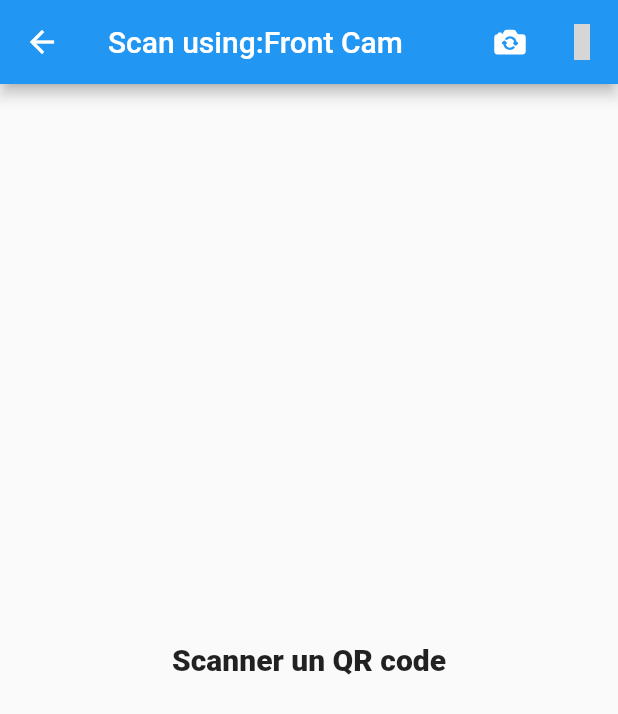
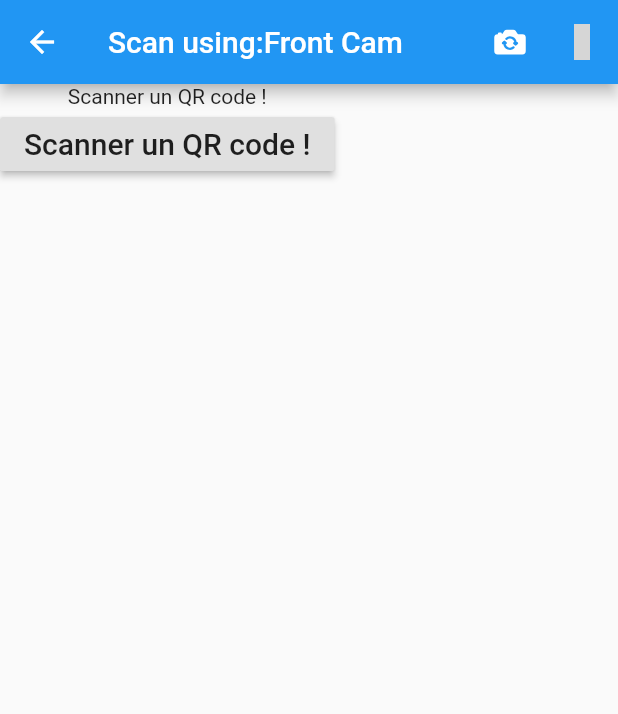
Before and after one commit to Xafree/MSPR_POMME, a Flutter app: the screen it shows after launch, in the side drawer, after a tap on "QR Ccode", on a phone screen of 412 x 824 dp. Shown: the top 714 px of the screen. Run offline on Flutter 3.47's test engine with Material 2 defaults, Android fonts, the phone set to English and light mode, and no system bars; our stand-ins replace flutter_vector_icons; missing offline and left inert: barcode_scan; grey boxes are pictures that could not be loaded.

Commit message:
add button

```diff
--- a/lib/api/api_qr_code.dart
+++ b/lib/api/api_qr_code.dart
@@ -10,7 +10,7 @@ class ApiQrCode {
   static final urlPostOneProduct = 'http://192.168.1.11:8080/product';
   static final urlGetOneProduct = 'http://192.168.1.11:8080/product/';
   HttpClientResponse client;
-  ApiQrCode() {}
+  ApiQrCode();
 
   Future<http.Response> addDataProduct(int codeController,context) async {
 
--- a/lib/view/home.dart
+++ b/lib/view/home.dart
@@ -1,5 +1,3 @@
-import 'dart:async';
-
 import 'package:flutter/cupertino.dart';
 import 'package:flutter/material.dart';
 import '../api/api_qr_code.dart';
@@ -30,7 +28,7 @@ class _HomeState extends State<Home>{
         child:Column(
           crossAxisAlignment: CrossAxisAlignment.center,
           children: [
-              IconButton(icon: Icon(Icons.plus_one), ),
+              IconButton(icon: Icon(Icons.plus_one),onPressed: null, ),
           ],
         ),
       ),
--- a/lib/view/scan.dart
+++ b/lib/view/scan.dart
@@ -15,21 +15,13 @@ class ScanPage extends StatefulWidget {
 class _ScanPageState extends State<ScanPage> {
 
   ApiQrCode qrController = new ApiQrCode();
-  HttpClientResponse client;
   String qrCodeResult = "";
-  ApiQrCode controllerQrCode = new ApiQrCode();
-
+  bool scanValeur = false;
+  ApiQrCode apiQrCode = new ApiQrCode();
   bool backCamera = true;
 
   String PostqrCode(String code,context) {
-    String mess = " ";
-    if(code == null){
-      mess = "Incorrecte QR code";
-    }else{
       qrController.addDataProduct(int.parse(code),context);
-      mess = "Qr code envoyé";
-    }
-    return mess;
   }
 
   @override
@@ -59,20 +51,40 @@ class _ScanPageState extends State<ScanPage> {
                 ); //barcode scanner
                 setState(() {
                   qrCodeResult = codeSanner.rawContent;
+                  (qrCodeResult == null && qrCodeResult == "")? scanValeur=false:scanValeur=true;
                 });
               },
             )
           ],
         ),
-        body: Center(
-          child: Text(
-            (qrCodeResult == null) || (qrCodeResult == "")
-                ? "Scanner un QR code"
-                : PostqrCode(qrCodeResult,context),
-            style: TextStyle(fontSize: 20.0, fontWeight: FontWeight.w900),
-          ),
-        ));
+        body: Column(
+        children: <Widget>[
+          Text((!scanValeur)?
+          "Scanner un QR code !": "Le code promos est : "+qrCodeResult),
+        RaisedButton(onPressed: () {
+          PostqrCode(qrCodeResult,context);
+        },
+            child: Text(
+                (!scanValeur)?
+                "Scanner un QR code !": "Envoyer le QR code"
+                , style: TextStyle(fontSize: 20) )
+        ),
+        ],
+    )
+    );
+
   }
 }
 
 int camera = 1;
+/**
+    Center(
+    child: Text(
+    (qrCodeResult == null) || (qrCodeResult == "")
+    ? "Scanner un QR code"
+    : "le code promos est" +qrCodeResult,
+    style: TextStyle(fontSize: 20.0, fontWeight: FontWeight.w900),
+    ),
+    ));
+
+*/
```
Also changed, not shown: 1 other file.
